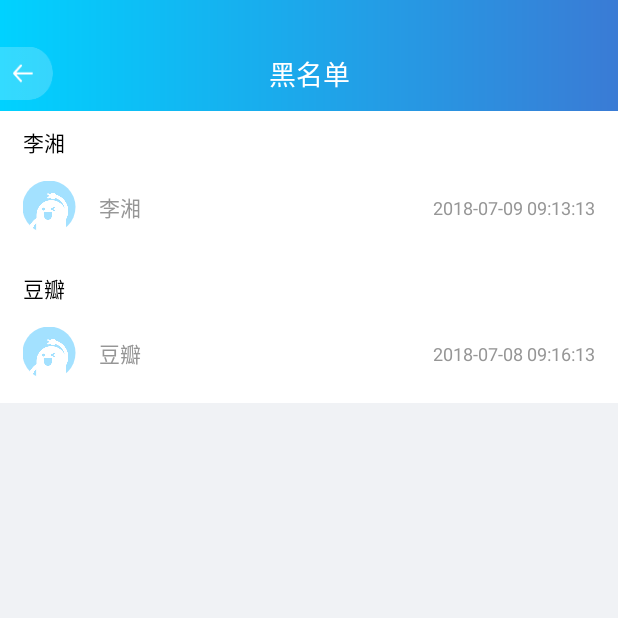
After one commit to wintruelife/lovestaff, an Android app: the MyCollectListActivity screen opened directly, with no data from a screen before it, on a phone screen of 412 x 824 dp, the top half of it. The commit adds this screen. Run offline under Robolectric (Android 15) with nearby library versions, the phone set to English and light mode, and no system bars; our stand-ins replace ButterKnife, CircleImageView, Picasso; libraries missing offline, so code that uses them is left out: com.facebook.drawee, retrofit2.adapter.rxjava; pictures from the network do not load.

Commit message:
Merge branch 'master' of https://github.com/wintruelife/lovestaff
# Conflicts:
#	app/src/main/res/values/colors.xml
#	settings.gradle

```diff
--- a/app/src/main/java/love/wintrue/com/lovestaff/ui/mine/MineActivity.java
+++ b/app/src/main/java/love/wintrue/com/lovestaff/ui/mine/MineActivity.java
@@ -14,6 +14,7 @@ import butterknife.ButterKnife;
 import butterknife.OnClick;
 import love.wintrue.com.lovestaff.R;
 import love.wintrue.com.lovestaff.base.BaseActivity;
+import love.wintrue.com.lovestaff.ui.setting.MyCollectListActivity;
 import love.wintrue.com.lovestaff.utils.ActivityUtil;
 import love.wintrue.com.lovestaff.widget.actionbar.CommonActionBar;
 
@@ -93,6 +94,7 @@ public class MineActivity extends BaseActivity {
             case R.id.mine_wdhf:
                 break;
             case R.id.mine_wdsc:
+                ActivityUtil.next(MineActivity.this, MyCollectListActivity.class);
                 break;
             case R.id.mine_wdqz:
                 break;
--- /dev/null
+++ b/app/src/main/java/love/wintrue/com/lovestaff/ui/setting/MyCollectListActivity.java
@@ -0,0 +1,117 @@
+package love.wintrue.com.lovestaff.ui.setting;
+
+import android.os.Bundle;
+import android.os.Handler;
+import android.os.Message;
+import android.support.v4.content.ContextCompat;
+import android.view.View;
+
+import com.handmark.pulltorefresh.library.PullToRefreshBase;
+import com.handmark.pulltorefresh.library.PullToRefreshListView;
+
+import java.util.ArrayList;
+import java.util.List;
+
+import butterknife.Bind;
+import butterknife.ButterKnife;
+import love.wintrue.com.lovestaff.R;
+import love.wintrue.com.lovestaff.base.ActivityManager;
+import love.wintrue.com.lovestaff.base.BaseActivity;
+import love.wintrue.com.lovestaff.base.MApplication;
+import love.wintrue.com.lovestaff.bean.BlackListInfoBean;
+import love.wintrue.com.lovestaff.ui.activity.RegisterAndLoginActivity;
+import love.wintrue.com.lovestaff.ui.mine.SettingActivity;
+import love.wintrue.com.lovestaff.ui.setting.adapter.BlackListAdapter;
+import love.wintrue.com.lovestaff.ui.setting.adapter.MyCollectListAdapter;
+import love.wintrue.com.lovestaff.utils.ActivityUtil;
+import love.wintrue.com.lovestaff.widget.actionbar.CommonActionBar;
+import love.wintrue.com.lovestaff.widget.dialog.CommonAlertDialog;
+
+/**
+ * Created by a1314 on 2018/5/30.
+ */
+
+public class MyCollectListActivity extends BaseActivity {
+    @Bind(R.id.common_action_bar)
+    CommonActionBar commonActionBar;
+    @Bind(R.id.activity_blacklist_view)
+    PullToRefreshListView listview;
+    private MyCollectListAdapter adapter;
+    private CommonAlertDialog mDialog;
+    public Handler handler;
+
+    List<BlackListInfoBean> listInfoBeen = new ArrayList<>();
+
+    @Override
+    public int getLayoutId() {
+        return R.layout.activity_blacklist;
+    }
+
+    @Override
+    public void initView() {
+        commonActionBar.setActionBarTitle("黑名单");
+        commonActionBar.setActionBarSeparationLineVisiable(View.GONE);
+        commonActionBar.setLeftImgBtn(new View.OnClickListener() {
+            @Override
+            public void onClick(View view) {
+                finish();
+            }
+        });
+        commonActionBar.setBackground(ContextCompat.getDrawable(THIS, R.drawable.title_bg));
+
+        handler = new Handler(){
+            @Override
+            public void handleMessage(Message msg) {
+                super.handleMessage(msg);
+                showDialog();
+            }
+        };
+
+        adapter = new MyCollectListAdapter(this,handler);
+        listview.setAdapter(adapter);
+        listview.setMode(PullToRefreshBase.Mode.DISABLED);
+
+        BlackListInfoBean blackListInfoBean = new BlackListInfoBean();
+        blackListInfoBean.setName("李湘");
+        blackListInfoBean.setTime("2018-07-09 09:13:13");
+        BlackListInfoBean blackListInfoBean1 = new BlackListInfoBean();
+        blackListInfoBean1.setName("豆瓣");
+        blackListInfoBean1.setTime("2018-07-08 09:16:13");
+
+        listInfoBeen.add(blackListInfoBean);
+        listInfoBeen.add(blackListInfoBean1);
+
+        adapter.setList(listInfoBeen);
+
+    }
+
+
+    @Override
+    protected void onCreate(Bundle savedInstanceState) {
+        super.onCreate(savedInstanceState);
+        // TODO: add setContentView(...) invocation
+        ButterKnife.bind(this);
+    }
+
+    private void showDialog() {
+        if (null == mDialog) {
+            mDialog = new CommonAlertDialog(this);
+        }
+        mDialog.setTitle("取消收藏");
+//        mDialog.setMessage(msg);
+        mDialog.setNegativeButton(R.string.cancel, new View.OnClickListener() {
+            @Override
+            public void onClick(View v) {
+                mDialog.dismiss();
+            }
+        });
+        mDialog.setPositiveButton(R.string.ensure, new View.OnClickListener() {
+            @Override
+            public void onClick(View v) {
+                mDialog.dismiss();
+
+            }
+        });
+        mDialog.show();
+    }
+}
--- /dev/null
+++ b/app/src/main/java/love/wintrue/com/lovestaff/ui/setting/adapter/MyCollectListAdapter.java
@@ -0,0 +1,87 @@
+package love.wintrue.com.lovestaff.ui.setting.adapter;
+
+import android.app.Activity;
+import android.os.Handler;
+import android.os.Message;
+import android.view.View;
+import android.view.ViewGroup;
+import android.widget.RelativeLayout;
+import android.widget.TextView;
+
+import butterknife.Bind;
+import butterknife.ButterKnife;
+import love.wintrue.com.lovestaff.R;
+import love.wintrue.com.lovestaff.base.MApplication;
+import love.wintrue.com.lovestaff.base.adapter.CommonBaseAdapter;
+import love.wintrue.com.lovestaff.bean.BlackListInfoBean;
+import love.wintrue.com.lovestaff.image.Handle;
+import love.wintrue.com.lovestaff.widget.CircleImageView;
+
+/**
+ * Created by lhe on 2017/8/24.
+ */
+
+public class MyCollectListAdapter extends CommonBaseAdapter<BlackListInfoBean> {
+
+    private Activity activity;
+    private BlackListInfoBean blackListInfoBean;
+    private Handler handler;
+
+    public MyCollectListAdapter(Activity activity, Handler handler) {
+        super(MApplication.getInstance());
+        this.activity = activity;
+        this.handler = handler;
+    }
+
+
+    public void setActivity(Activity activity) {
+        this.activity = activity;
+    }
+
+    @Override
+    public View getView(final int position, View convertView, ViewGroup parent) {
+        ViewHolder holder = null;
+        if (convertView == null) {
+            convertView = mLayoutInflater.inflate(R.layout.adapter_mycollectlist_item, null);
+            holder = new ViewHolder(convertView);
+            convertView.setTag(holder);
+        } else {
+            holder = (ViewHolder) convertView.getTag();
+        }
+        blackListInfoBean = getList().get(position);
+//        ImageLoaderUtils.createImageLoader(activity).displayImage(blackListInfoBean.getUrl()
+//                , holder.adapterMycollectlistImg, ImageLoaderUtils.OPTIONS);
+        holder.adapterMycollectlistTitle.setText(blackListInfoBean.getName());
+        holder.adapterMycollectlistName.setText(blackListInfoBean.getName());
+        holder.adapterMycollectlistTime.setText(blackListInfoBean.getTime());
+
+        holder.adapterMycollectItme.setOnLongClickListener(new View.OnLongClickListener() {
+            @Override
+            public boolean onLongClick(View view) {
+                Message msg = new Message();
+                msg.what = position;
+                handler.sendMessage(msg);
+                return false;
+            }
+        });
+        return convertView;
+    }
+
+
+    static class ViewHolder {
+        @Bind(R.id.adapter_mycollectlist_title)
+        TextView adapterMycollectlistTitle;
+        @Bind(R.id.adapter_mycollectlist_img)
+        CircleImageView adapterMycollectlistImg;
+        @Bind(R.id.adapter_mycollectlist_name)
+        TextView adapterMycollectlistName;
+        @Bind(R.id.adapter_mycollectlist_time)
+        TextView adapterMycollectlistTime;
+        @Bind(R.id.adapter_mycollect_itme)
+        RelativeLayout adapterMycollectItme;
+
+        ViewHolder(View view) {
+            ButterKnife.bind(this, view);
+        }
+    }
+}
--- /dev/null
+++ b/app/src/main/res/layout/adapter_mycollectlist_item.xml
@@ -0,0 +1,56 @@
+<?xml version="1.0" encoding="utf-8"?>
+<RelativeLayout
+    xmlns:android="http://schemas.android.com/apk/res/android"
+    android:id="@+id/adapter_mycollect_itme"
+    android:layout_width="match_parent"
+    android:layout_height="wrap_content"
+    android:orientation="vertical"
+    android:background="@color/white">
+
+    <TextView
+        android:id="@+id/adapter_mycollectlist_title"
+        android:layout_width="wrap_content"
+        android:layout_height="wrap_content"
+        android:text="苹果看呆，安装新手机"
+        android:textColor="@color/black"
+        android:textSize="14sp"
+        android:layout_marginTop="10dp"
+        android:layout_marginLeft="15dp"/>
+
+    <LinearLayout
+        android:layout_width="match_parent"
+        android:layout_height="wrap_content"
+        android:orientation="horizontal"
+        android:layout_below="@id/adapter_mycollectlist_title">
+        <love.wintrue.com.lovestaff.widget.CircleImageView
+            android:id="@+id/adapter_mycollectlist_img"
+            android:layout_width="35dp"
+            android:layout_height="35dp"
+            android:src="@drawable/user_logo"
+            android:layout_margin="15dp" />
+        <TextView
+            android:id="@+id/adapter_mycollectlist_name"
+            android:layout_width="wrap_content"
+            android:layout_height="wrap_content"
+            android:text="离小区"
+            android:layout_gravity="center_vertical"
+            android:textColor="@color/color_969696"
+            android:textSize="14sp" />
+
+        <View
+            android:layout_width="0dp"
+            android:layout_weight="1.0"
+            android:layout_height="1px"/>
+        <TextView
+            android:id="@+id/adapter_mycollectlist_time"
+            android:layout_width="wrap_content"
+            android:layout_height="wrap_content"
+            android:text="拉黑时间:2017-11-02 09:23:11"
+            android:textSize="12sp"
+            android:textColor="@color/color_969696"
+            android:layout_gravity="center_vertical"
+            android:layout_marginRight="15dp"/>
+    </LinearLayout>
+
+
+</RelativeLayout>
```
